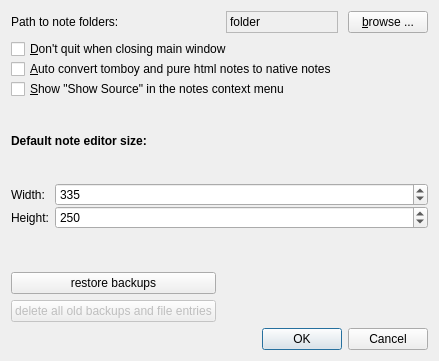
Qt form src/ui/preferences.ui (hakaishi/nobleNote) before a commit.
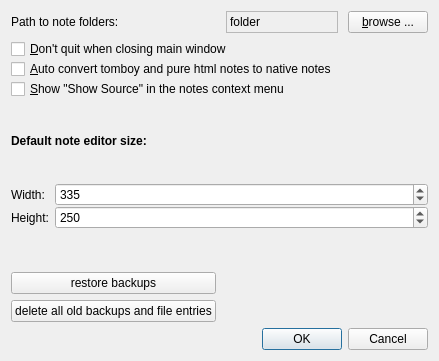
The same form after that commit. Icons and pictures are not drawn.

Patch:
```diff
--- a/src/ui/preferences.ui
+++ b/src/ui/preferences.ui
@@ -126,7 +126,7 @@
    <item row="4" column="0">
     <widget class="QPushButton" name="deleteOldButton">
      <property name="enabled">
-      <bool>false</bool>
+      <bool>true</bool>
      </property>
      <property name="text">
       <string>delete all old backups and file entries</string>
```
